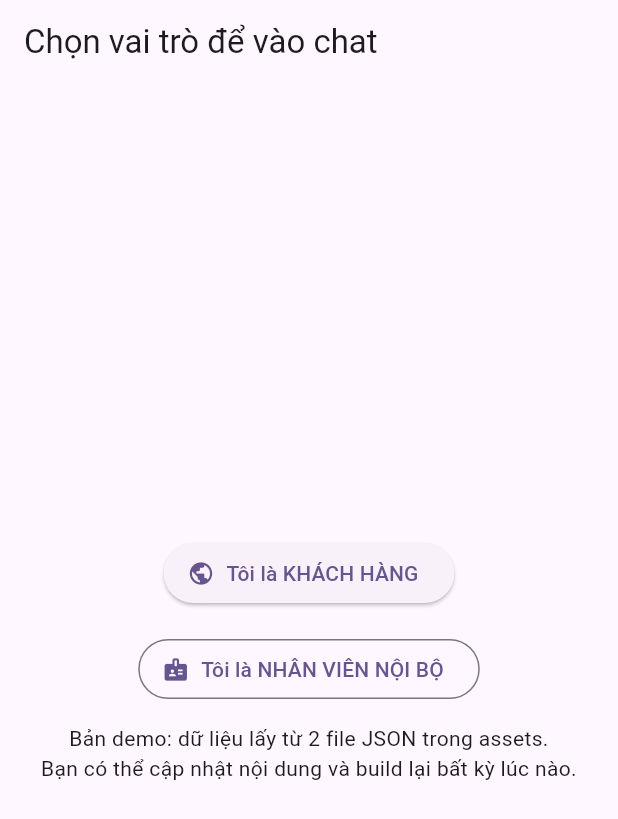
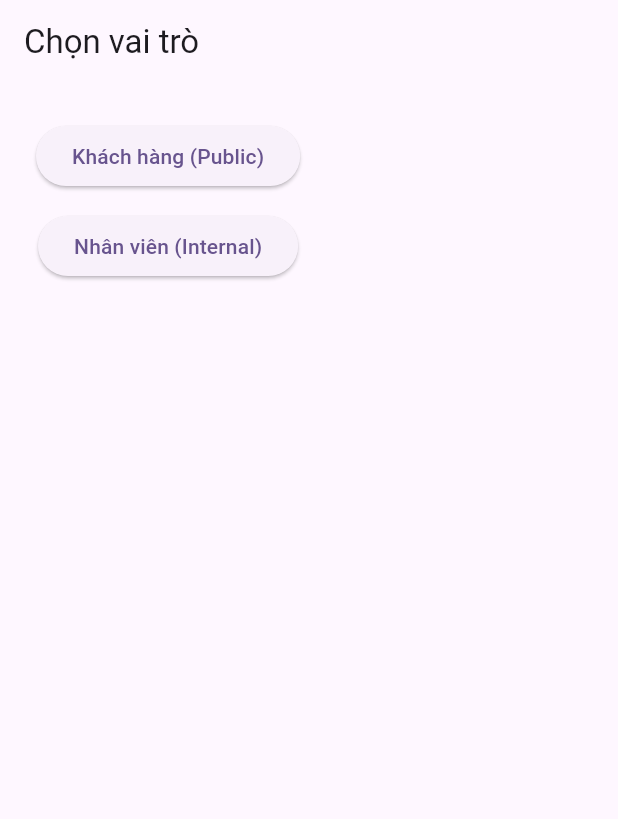
Before and after one commit to chatbotsnp/Snp-mobile, a Flutter app: the screen it shows after launch, on a phone screen of 412 x 824 dp. Shown: the top 819 px of the screen. Run offline on Flutter 3.47's test engine with Material 3 defaults, Android fonts, the phone set to English and light mode, and no system bars.

Commit message:
Update login_screen.dart

```diff
--- a/app_lib/lib/login_screen.dart
+++ b/app_lib/lib/login_screen.dart
@@ -1,7 +1,7 @@
 import 'package:flutter/material.dart';
 import 'chat_screen.dart';
-import 'qa_service.dart';
 import 'user_role.dart';
+
 class LoginScreen extends StatelessWidget {
   const LoginScreen({super.key});
 
@@ -14,32 +14,21 @@ class LoginScreen extends StatelessWidget {
   @override
   Widget build(BuildContext context) {
     return Scaffold(
-      appBar: AppBar(title: const Text('Chọn vai trò để vào chat')),
-      body: Center(
-        child: Padding(
+      appBar: AppBar(title: const Text('Chọn vai trò')),
+      body: Padding(
         padding: const EdgeInsets.all(24),
         child: Column(
-            mainAxisSize: MainAxisSize.min,
           children: [
-              ElevatedButton.icon(
+            ElevatedButton(
               onPressed: () => _go(context, UserRole.public),
-                icon: const Icon(Icons.public),
-                label: const Text('Tôi là KHÁCH HÀNG'),
-              ),
-              const SizedBox(height: 16),
-              OutlinedButton.icon(
-                onPressed: () => _go(context, UserRole.internal),
-                icon: const Icon(Icons.badge),
-                label: const Text('Tôi là NHÂN VIÊN NỘI BỘ'),
+              child: const Text('Khách hàng (Public)'),
             ),
             const SizedBox(height: 12),
-              const Text(
-                'Bản demo: dữ liệu lấy từ 2 file JSON trong assets.\n'
-                'Bạn có thể cập nhật nội dung và build lại bất kỳ lúc nào.',
-                textAlign: TextAlign.center,
+            ElevatedButton(
+              onPressed: () => _go(context, UserRole.internal),
+              child: const Text('Nhân viên (Internal)'),
             ),
           ],
-          ),
         ),
       ),
     );
```
Lines whose indentation alone changed are shown as unchanged.
